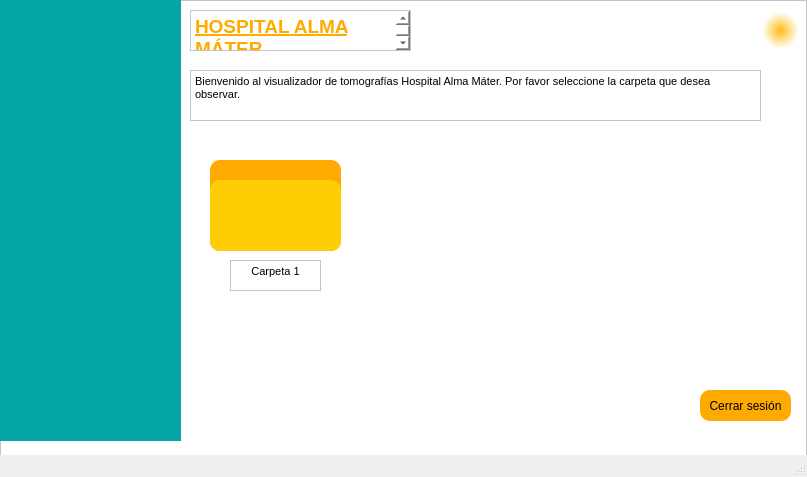
Qt form Host.ui (Laura00Ag/Entregable-3) before a commit.
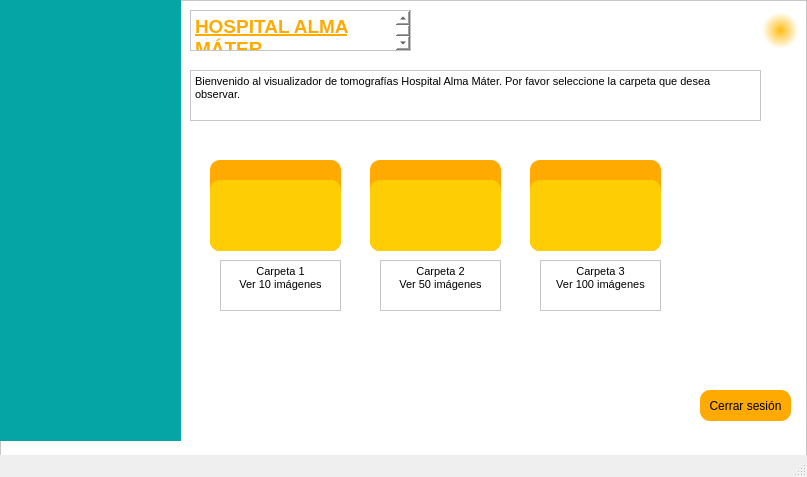
The same form after that commit. Icons and pictures are not drawn.

Commit message: Configuracion Host

The edit to the form file:
```diff
--- a/Host.ui
+++ b/Host.ui
@@ -204,10 +204,10 @@
     <widget class="QTextEdit" name="textEdit_4">
      <property name="geometry">
       <rect>
-       <x>230</x>
+       <x>220</x>
        <y>260</y>
-       <width>91</width>
-       <height>31</height>
+       <width>121</width>
+       <height>51</height>
       </rect>
      </property>
      <property name="styleSheet">
@@ -218,9 +218,132 @@
 &lt;html&gt;&lt;head&gt;&lt;meta name=&quot;qrichtext&quot; content=&quot;1&quot; /&gt;&lt;style type=&quot;text/css&quot;&gt;
 p, li { white-space: pre-wrap; }
 &lt;/style&gt;&lt;/head&gt;&lt;body style=&quot; font-family:'Century Gothic'; font-size:8pt; font-weight:400; font-style:normal;&quot;&gt;
-&lt;p align=&quot;center&quot; style=&quot; margin-top:0px; margin-bottom:0px; margin-left:0px; margin-right:0px; -qt-block-indent:0; text-indent:0px;&quot;&gt;Carpeta 1&lt;/p&gt;&lt;/body&gt;&lt;/html&gt;</string>
+&lt;p align=&quot;center&quot; style=&quot; margin-top:0px; margin-bottom:0px; margin-left:0px; margin-right:0px; -qt-block-indent:0; text-indent:0px;&quot;&gt;Carpeta 1&lt;/p&gt;
+&lt;p align=&quot;center&quot; style=&quot; margin-top:0px; margin-bottom:0px; margin-left:0px; margin-right:0px; -qt-block-indent:0; text-indent:0px;&quot;&gt;Ver 10 imágenes&lt;/p&gt;&lt;/body&gt;&lt;/html&gt;</string>
      </property>
     </widget>
+    <widget class="QTextEdit" name="textEdit_5">
+     <property name="geometry">
+      <rect>
+       <x>380</x>
+       <y>260</y>
+       <width>121</width>
+       <height>51</height>
+      </rect>
+     </property>
+     <property name="styleSheet">
+      <string notr="true">font: 8pt &quot;Century Gothic&quot;;</string>
+     </property>
+     <property name="html">
+      <string>&lt;!DOCTYPE HTML PUBLIC &quot;-//W3C//DTD HTML 4.0//EN&quot; &quot;http://www.w3.org/TR/REC-html40/strict.dtd&quot;&gt;
+&lt;html&gt;&lt;head&gt;&lt;meta name=&quot;qrichtext&quot; content=&quot;1&quot; /&gt;&lt;style type=&quot;text/css&quot;&gt;
+p, li { white-space: pre-wrap; }
+&lt;/style&gt;&lt;/head&gt;&lt;body style=&quot; font-family:'Century Gothic'; font-size:8pt; font-weight:400; font-style:normal;&quot;&gt;
+&lt;p align=&quot;center&quot; style=&quot; margin-top:0px; margin-bottom:0px; margin-left:0px; margin-right:0px; -qt-block-indent:0; text-indent:0px;&quot;&gt;Carpeta 2&lt;/p&gt;
+&lt;p align=&quot;center&quot; style=&quot; margin-top:0px; margin-bottom:0px; margin-left:0px; margin-right:0px; -qt-block-indent:0; text-indent:0px;&quot;&gt;Ver 50 imágenes&lt;/p&gt;&lt;/body&gt;&lt;/html&gt;</string>
+     </property>
+    </widget>
+    <widget class="QFrame" name="frame_4">
+     <property name="geometry">
+      <rect>
+       <x>370</x>
+       <y>160</y>
+       <width>131</width>
+       <height>91</height>
+      </rect>
+     </property>
+     <property name="styleSheet">
+      <string notr="true">background-color: rgb(255, 170, 0);
+border-radius:10px</string>
+     </property>
+     <property name="frameShape">
+      <enum>QFrame::StyledPanel</enum>
+     </property>
+     <property name="frameShadow">
+      <enum>QFrame::Raised</enum>
+     </property>
+     <widget class="QPushButton" name="boton50">
+      <property name="geometry">
+       <rect>
+        <x>0</x>
+        <y>20</y>
+        <width>131</width>
+        <height>71</height>
+       </rect>
+      </property>
+      <property name="cursor">
+       <cursorShape>PointingHandCursor</cursorShape>
+      </property>
+      <property name="styleSheet">
+       <string notr="true">background-color: rgb(255, 205, 3);
+border-radius:10px</string>
+      </property>
+      <property name="text">
+       <string/>
+      </property>
+     </widget>
+    </widget>
+    <widget class="QTextEdit" name="textEdit_6">
+     <property name="geometry">
+      <rect>
+       <x>540</x>
+       <y>260</y>
+       <width>121</width>
+       <height>51</height>
+      </rect>
+     </property>
+     <property name="styleSheet">
+      <string notr="true">font: 8pt &quot;Century Gothic&quot;;</string>
+     </property>
+     <property name="html">
+      <string>&lt;!DOCTYPE HTML PUBLIC &quot;-//W3C//DTD HTML 4.0//EN&quot; &quot;http://www.w3.org/TR/REC-html40/strict.dtd&quot;&gt;
+&lt;html&gt;&lt;head&gt;&lt;meta name=&quot;qrichtext&quot; content=&quot;1&quot; /&gt;&lt;style type=&quot;text/css&quot;&gt;
+p, li { white-space: pre-wrap; }
+&lt;/style&gt;&lt;/head&gt;&lt;body style=&quot; font-family:'Century Gothic'; font-size:8pt; font-weight:400; font-style:normal;&quot;&gt;
+&lt;p align=&quot;center&quot; style=&quot; margin-top:0px; margin-bottom:0px; margin-left:0px; margin-right:0px; -qt-block-indent:0; text-indent:0px;&quot;&gt;Carpeta 3&lt;/p&gt;
+&lt;p align=&quot;center&quot; style=&quot; margin-top:0px; margin-bottom:0px; margin-left:0px; margin-right:0px; -qt-block-indent:0; text-indent:0px;&quot;&gt;Ver 100 imágenes&lt;/p&gt;&lt;/body&gt;&lt;/html&gt;</string>
+     </property>
+    </widget>
+    <widget class="QFrame" name="frame_5">
+     <property name="geometry">
+      <rect>
+       <x>530</x>
+       <y>160</y>
+       <width>131</width>
+       <height>91</height>
+      </rect>
+     </property>
+     <property name="styleSheet">
+      <string notr="true">background-color: rgb(255, 170, 0);
+border-radius:10px</string>
+     </property>
+     <property name="frameShape">
+      <enum>QFrame::StyledPanel</enum>
+     </property>
+     <property name="frameShadow">
+      <enum>QFrame::Raised</enum>
+     </property>
+     <widget class="QPushButton" name="boton100">
+      <property name="geometry">
+       <rect>
+        <x>0</x>
+        <y>20</y>
+        <width>131</width>
+        <height>71</height>
+       </rect>
+      </property>
+      <property name="cursor">
+       <cursorShape>PointingHandCursor</cursorShape>
+      </property>
+      <property name="styleSheet">
+       <string notr="true">background-color: rgb(255, 205, 3);
+border-radius:10px</string>
+      </property>
+      <property name="text">
+       <string/>
+      </property>
+     </widget>
+    </widget>
    </widget>
   </widget>
   <widget class="QMenuBar" name="menubar">
```
Left out of the diff: 4 changed lines with no effect on the pictures.
